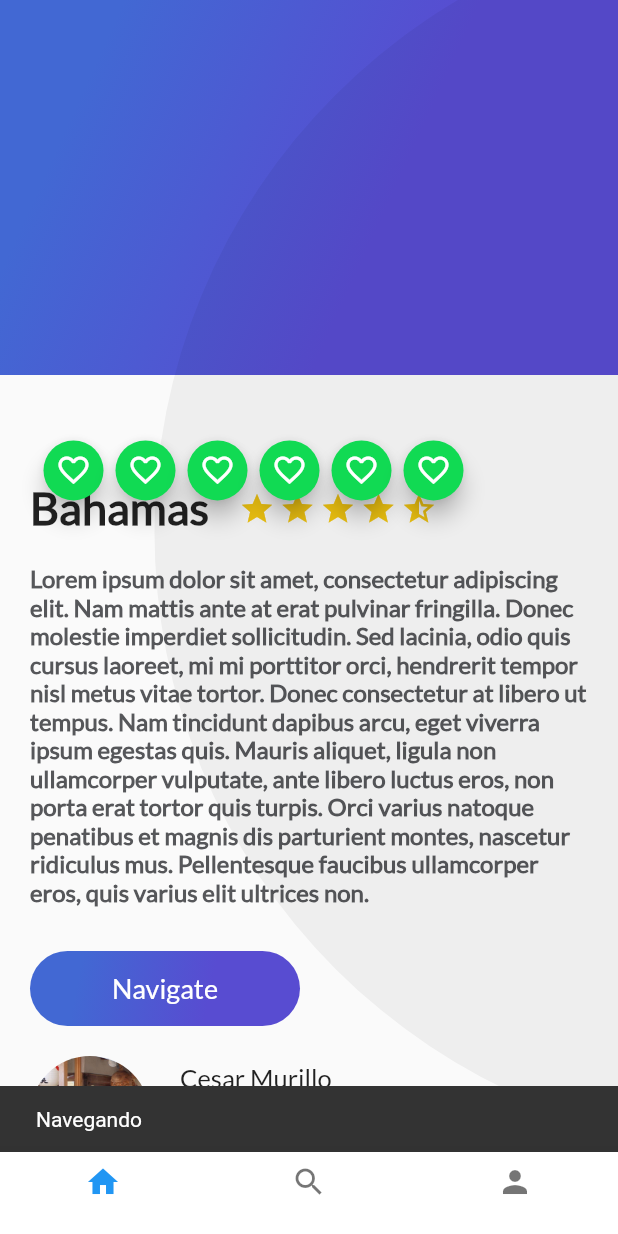
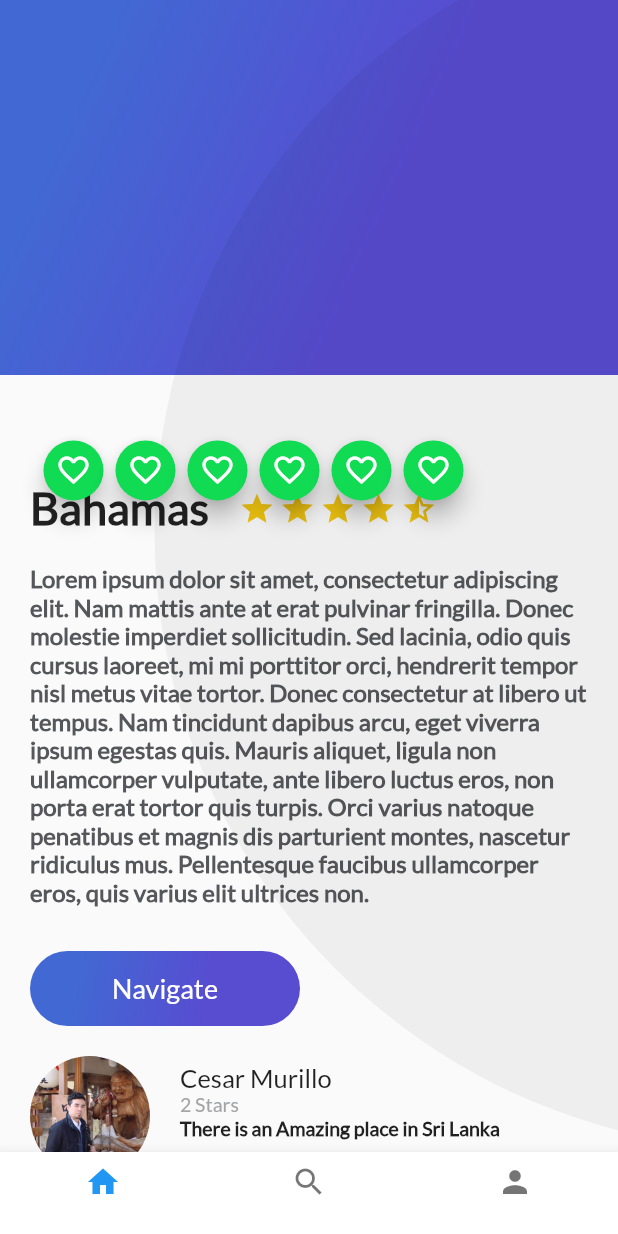
Before and after one commit to zesaru/platzitrips, a Flutter app: the PlatziTrips screen opened directly, after a tap on "Navigate", on a phone screen of 412 x 824 dp. Run offline on Flutter 3.47's test engine with Material 2 defaults, Android fonts, the phone set to English and light mode, and no system bars; our stand-ins replace cloud_firestore, firebase_auth, google_sign_in; missing offline and left inert: generic_bloc_provider; accounts and stored records are empty; network calls fail.

Commit message:
Creando un botón de Submit en Flutter

```diff
--- a/lib/Place/ui/widgets/description_place.dart
+++ b/lib/Place/ui/widgets/description_place.dart
@@ -105,7 +105,7 @@ class DescriptionPlace extends StatelessWidget {
       children: <Widget>[
         title_stars,
         description,
-        ButtonPurple("Navigate")
+        ButtonPurple(buttonText: "Navigate", onPressed: () {},)
       ],
     );
 
--- a/lib/widgets/button_purple.dart
+++ b/lib/widgets/button_purple.dart
@@ -3,21 +3,21 @@ import 'package:flutter/material.dart';
 
 class ButtonPurple extends StatelessWidget {
 
-  String buttonText = "Navigate";
+  final String buttonText;
+  final VoidCallback onPressed;
 
-  ButtonPurple(this.buttonText);
+
+  ButtonPurple({
+   Key key,
+   @required this.buttonText,
+   @required this.onPressed,
+  });
 
   @override
   Widget build(BuildContext context) {
     // TODO: implement build
     return InkWell(
-      onTap: () {
-        Scaffold.of(context).showSnackBar(
-            SnackBar(
-              content: Text("Navegando"),
-            )
-        );
-      },
+      onTap: onPressed,
       child: Container(
         margin: EdgeInsets.only(
             top: 30.0,
```
Also changed, not shown: lib/Place/ui/screens/add_place_screen.dart (+14 -1 lines), lib/Place/ui/widgets/card_image_list.dart (+6 -6 lines).
